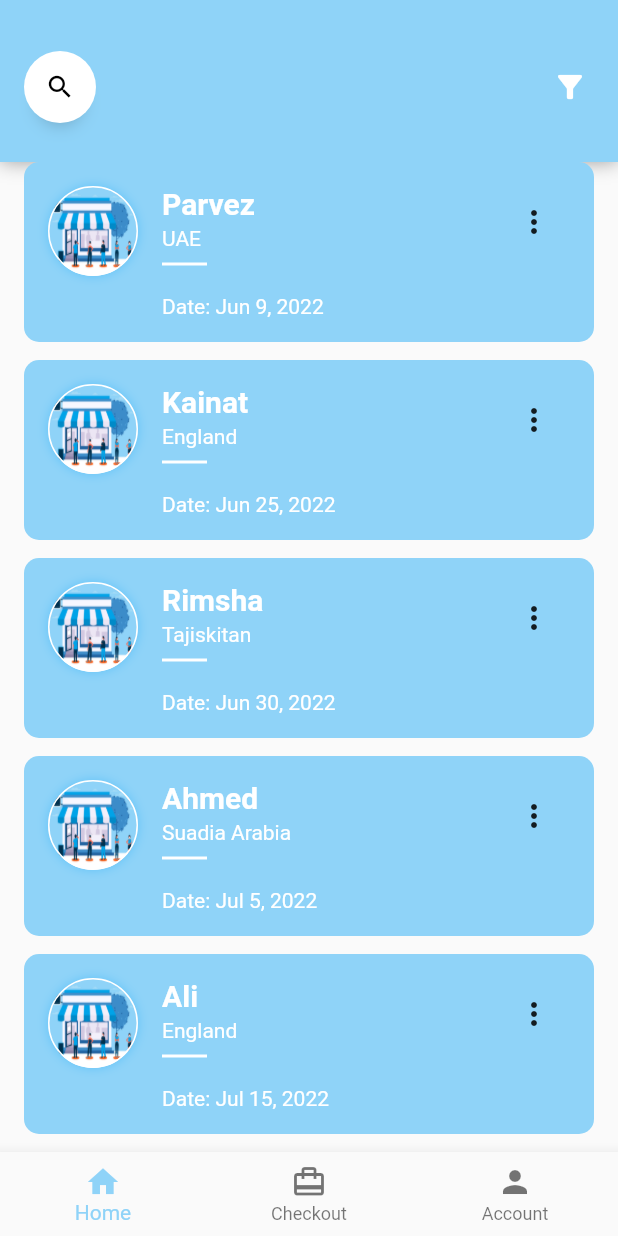
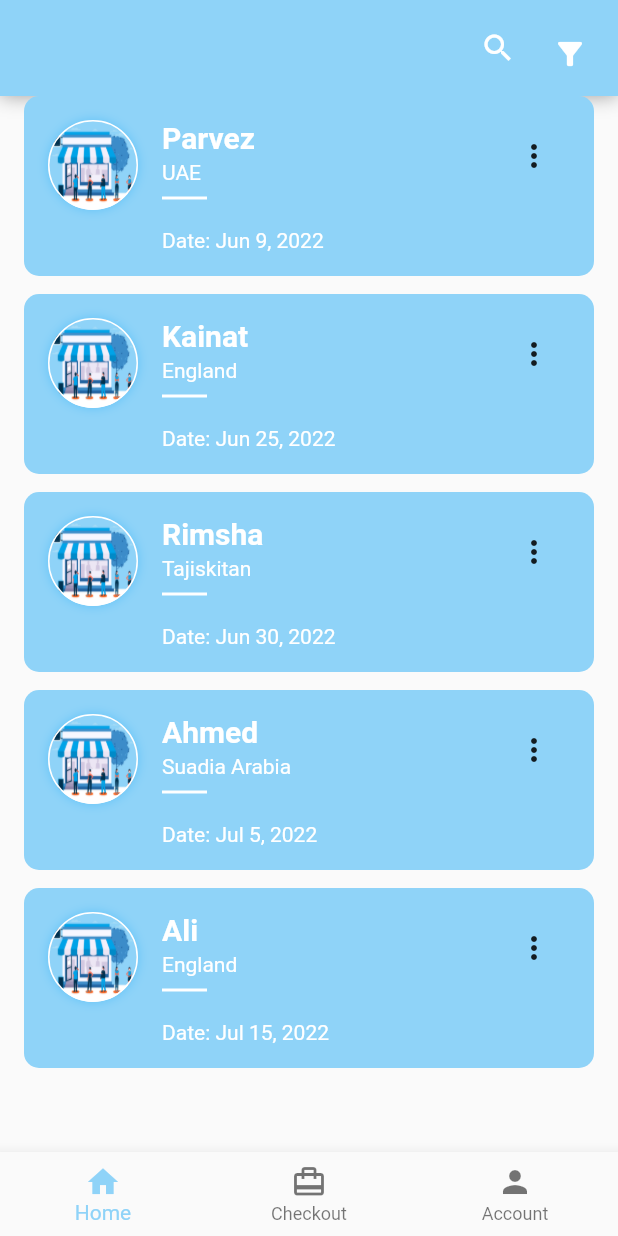
Before and after one commit to hammadparveez/byat_flutter, a Flutter app: the BottomNavigationUI screen opened by its route, on a phone screen of 412 x 824 dp. Run offline on Flutter 3.47's test engine with Material 2 defaults, Android fonts, the phone set to English and light mode, and no system bars; drawn by our look-alikes of anim_search_bar; our stand-ins replace easy_localization, firebase_auth, firebase_core, infinite_scroll_pagination, shared_preferences, simple_animations; accounts and stored records are empty.

Commit message:
designed animated search

```diff
--- a/lib/provider/search_provider.dart
+++ b/lib/provider/search_provider.dart
@@ -11,9 +11,15 @@ class SearchProvider extends ChangeNotifier {
   FilterProvider? filterProvider;
   final savedHistoryMaxLength = 12;
   List<String> searchedHistory = [];
-  SearchProvider();
+  bool isSearching = false;
 
   void update(FilterProvider provider) => filterProvider = provider;
+
+  toggleSearch() {
+    isSearching = !isSearching;
+    notifyListeners();
+  }
+
   void searchContentByName(String? name) {
     final filter = filterProvider!;
     filter.users = _getSearchedUsers(name);
--- /dev/null
+++ b/lib/ui/home/components/animated_search_bar.dart
@@ -0,0 +1,76 @@
+import 'package:byat_flutter/provider/search_provider.dart';
+import 'package:byat_flutter/ui/base_widiget/text_field.dart';
+import 'package:byat_flutter/util/colors.dart';
+import 'package:flutter/material.dart';
+
+import 'package:provider/provider.dart';
+
+class AnimatedSearchBar extends StatelessWidget {
+  const AnimatedSearchBar({super.key});
+
+  @override
+  Widget build(BuildContext context) {
+    return Selector<SearchProvider, bool>(
+        selector: (_, provider) => provider.isSearching == true,
+        builder: (context, isSearching, child) {
+          return AnimatedSwitcher(
+            switchInCurve: Curves.fastOutSlowIn,
+            switchOutCurve: Curves.fastOutSlowIn,
+            duration: const Duration(milliseconds: 300),
+            transitionBuilder: ((child, animation) {
+              var slideAnimation = Tween<Offset>(
+                      begin: const Offset(0, -1), end: const Offset(0, 0))
+                  .animate(animation);
+              return SlideTransition(
+                position: slideAnimation,
+                child: child,
+              );
+            }),
+            child: !isSearching
+                ? Align(
+                    alignment: Alignment.centerRight,
+                    child: Padding(
+                      padding: const EdgeInsets.only(bottom: 8),
+                      child: IconButton(
+                        color: Theme.of(context).colorScheme.onPrimary,
+                        icon: const Icon(Icons.search),
+                        onPressed: () {
+                          var searchProvier = context.read<SearchProvider>();
+                          searchProvier.toggleSearch();
+                          searchProvier.searchFocusNode!.requestFocus();
+                        },
+                      ),
+                    ),
+                  )
+                : Container(
+                    alignment: Alignment.centerRight,
+                    margin: const EdgeInsets.only(bottom: 8),
+                    padding: const EdgeInsets.symmetric(horizontal: 8),
+                    decoration: BoxDecoration(
+                      color: ByatColors.white,
+                      borderRadius: BorderRadius.circular(10),
+                    ),
+                    child: ByatTextField(
+                      focusNode: context.read<SearchProvider>().searchFocusNode,
+                      showBorder: false,
+                      suffixIconColor: Theme.of(context).colorScheme.onPrimary,
+                      textColor: Theme.of(context).colorScheme.primary,
+                      cursorColor: Theme.of(context).colorScheme.onPrimary,
+                      suffixIcon: IconButton(
+                        icon: const Icon(Icons.close),
+                        onPressed: () {
+                          final searchProvider = context.read<SearchProvider>();
+                          if (searchProvider.searchFocusNode?.hasFocus ??
+                              false) {
+                            searchProvider.searchController!.clear();
+                            searchProvider.searchFocusNode!.unfocus();
+                          }
+                          searchProvider.toggleSearch();
+                        },
+                      ),
+                    ),
+                  ),
+          );
+        });
+  }
+}
--- a/lib/ui/home/home.dart
+++ b/lib/ui/home/home.dart
@@ -1,4 +1,3 @@
-import 'package:anim_search_bar/anim_search_bar.dart';
 import 'package:byat_flutter/domain/model/user_model.dart';
 import 'package:byat_flutter/provider/filter_provider.dart';
 
@@ -7,6 +6,7 @@ import 'package:byat_flutter/routes.dart';
 import 'package:byat_flutter/ui/base_widiget/custom_badge.dart';
 import 'package:byat_flutter/ui/base_widiget/text_field.dart';
 import 'package:byat_flutter/ui//home/components/filter_sheet.dart';
+import 'package:byat_flutter/ui/home/components/animated_search_bar.dart';
 import 'package:byat_flutter/util/colors.dart';
 import 'package:easy_localization/easy_localization.dart';
 
@@ -125,14 +125,10 @@ class _HomeUIState extends State<HomeUI> {
         child: Row(
           children: [
             Expanded(
-              child: AnimSearchBar(
-                  width: 300,
-                  textController:
-                      context.read<SearchProvider>().searchController!,
-                  onSuffixTap: () {}),
+              child: AnimatedSearchBar(),
             ),
             // Expanded(
-            //   child: ByatTextField(
+              //  ByatTextField(
 
             //       focusNode: context.read<SearchProvider>().searchFocusNode,
             //       showBorder: false,
--- a/pubspec.yaml
+++ b/pubspec.yaml
@@ -43,7 +43,7 @@ dependencies:
   provider: ^6.0.4
   infinite_scroll_pagination: ^3.2.0
   simple_animations: ^5.0.0+3
-  anim_search_bar: ^2.0.2
+  animate_icons: ^2.0.0
 
 dev_dependencies:
   flutter_test:
```
Also changed, not shown: pubspec.lock.
